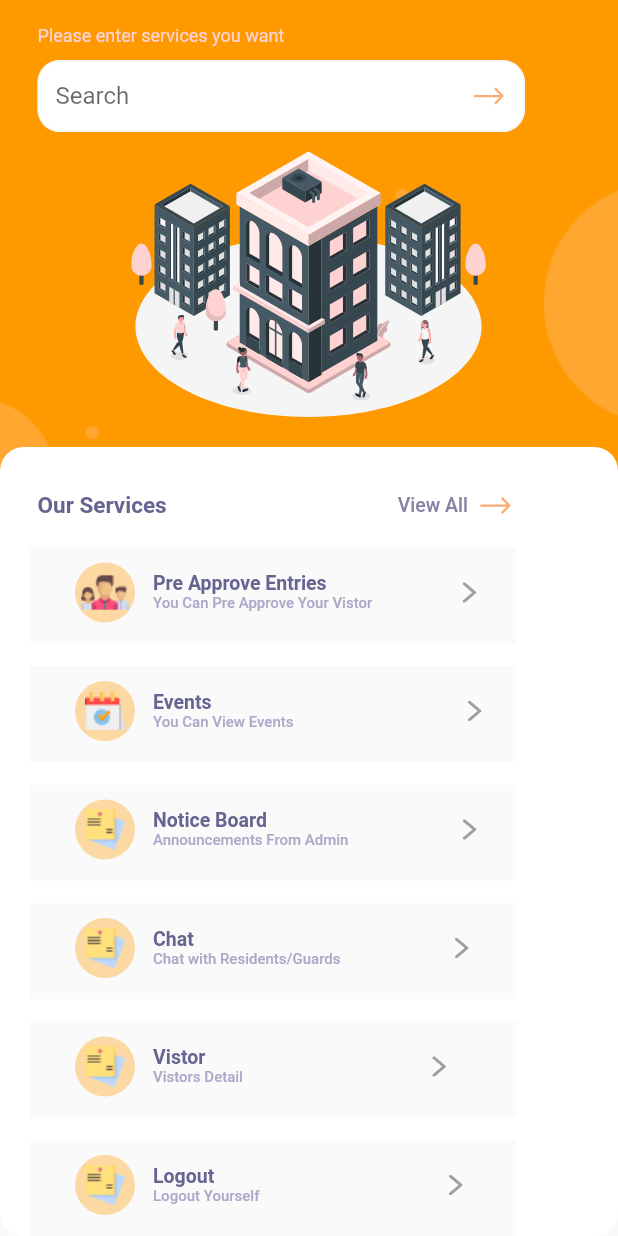
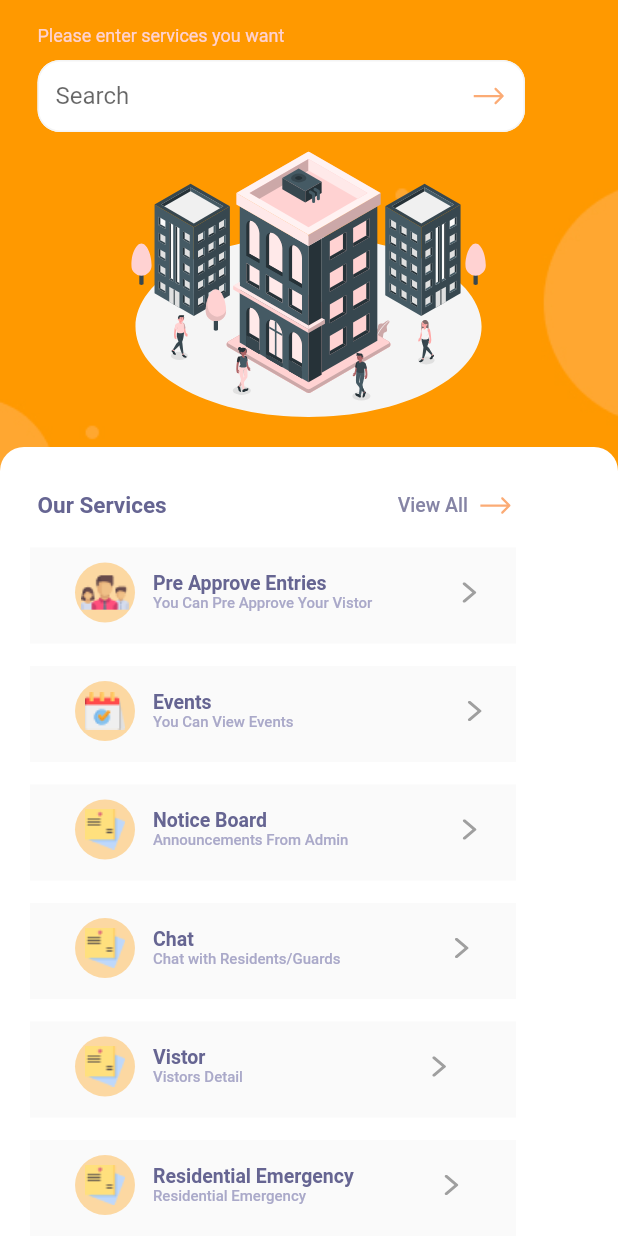
Before and after one commit to fuzail14/GateKepeerApp-2-27-2023, a Flutter app: the HomeScreen screen opened by its route, scrolled down 142 dp, on a phone screen of 412 x 824 dp. Run offline on Flutter 3.47's test engine with Material 2 defaults, Android fonts, the phone set to English and light mode, and no system bars; our stand-ins replace awesome_dialog, badges, firebase_core, firebase_messaging, flutter_local_notifications, flutter_svg and 6 more; missing offline and left inert: pusher_client; accounts and stored records are empty; Roboto replaces fonts that are missing (Ubuntu); project files that could hold a hidden picture were left out.

Commit message:
5-27-2023

```diff
--- a/lib/Module/HomeScreen/View/home_screen.dart
+++ b/lib/Module/HomeScreen/View/home_screen.dart
@@ -674,7 +674,6 @@ class HomeScreen extends StatelessWidget {
                         ),
                         GestureDetector(
                           onTap: () {
-
                             Get.offNamed(vistorDetailScreen,
                                 arguments: controller.user);
                           },
@@ -731,6 +730,75 @@ class HomeScreen extends StatelessWidget {
                                             child: SvgPicture.asset(
                                                 'assets/greaterthan.svg'),
                                           )
+                                        ],
+                                      ),
+                                    ),
+                                  ],
+                                ),
+                              ),
+                            ),
+                          ),
+                        ),
+                        SizedBox(
+                          height: 15,
+                        ),
+                        GestureDetector(
+                          onTap: () {
+                            Get.offNamed(residentialEmergencyScreen,
+                                arguments: controller.user);
+                          },
+                          child: Padding(
+                            padding: EdgeInsets.only(left: 20),
+                            child: SizedBox(
+                              height: 64,
+                              width: 324,
+                              child: Container(
+                                decoration:
+                                    BoxDecoration(color: HexColor('#FAFAFA')),
+                                child: Column(
+                                  crossAxisAlignment: CrossAxisAlignment.start,
+                                  children: [
+                                    Padding(
+                                      padding:
+                                          EdgeInsets.only(left: 30, top: 10),
+                                      child: Row(
+                                        children: [
+                                          CircleAvatar(
+                                              maxRadius: 20,
+                                              backgroundColor: Color.fromRGBO(
+                                                  255, 153, 0, 0.35),
+                                              child: Image.asset(
+                                                  'assets/noticeboard.png')),
+                                          SizedBox(
+                                            width: 12,
+                                          ),
+                                          Column(
+                                            crossAxisAlignment:
+                                                CrossAxisAlignment.start,
+                                            children: [
+                                              Text(
+                                                'Residential Emergency',
+                                                style: GoogleFonts.ubuntu(
+                                                    fontStyle: FontStyle.normal,
+                                                    fontWeight: FontWeight.w700,
+                                                    fontSize: 13,
+                                                    color: HexColor('#666592')),
+                                              ),
+                                              Text(
+                                                'Residential Emergency',
+                                                style: GoogleFonts.ubuntu(
+                                                    fontStyle: FontStyle.normal,
+                                                    fontWeight: FontWeight.w500,
+                                                    fontSize: 10,
+                                                    color: HexColor('#AAA9C9')),
+                                              ),
+                                            ],
+                                          ),
+                                          SizedBox(
+                                            width: 60,
+                                          ),
+                                          SvgPicture.asset(
+                                              'assets/greaterthan.svg')
                                         ],
                                       ),
                                     ),
--- a/lib/Routes/screen_binding.dart
+++ b/lib/Routes/screen_binding.dart
@@ -21,6 +21,7 @@ import '../Module/Pre Approve Entry Notifications/View/pre_approve_entry_notific
 
 import '../Module/Pre Approved Guests/View/pre_approved_guests.dart';
 import '../Module/ReportToAdmin/View/report_to_admin_screen.dart';
+import '../Module/Residental Emergency/View/residential_emergency_screen.dart';
 import '../Module/Service Provider Check Out/View/service_provider_check_out.dart';
 import '../Module/Vistor Detail/View/vistor_detail_screen.dart';
 import '../Splash/View/splash_screen.dart';
@@ -52,5 +53,8 @@ class ScreenBindings extends Bindings {
     Get.lazyPut(() => AudioCallScreen());
     Get.lazyPut(() => VistorDetailScreen());
     Get.lazyPut(() => AddVistorDetailScreen());
+    Get.lazyPut(() => ResidentialEmergencyScreen());
+
+
   }
 }
--- a/lib/Routes/set_routes.dart
+++ b/lib/Routes/set_routes.dart
@@ -26,3 +26,4 @@ const String neighbourchatscreen = '/NeighbourChatScreen';
 const String audiocallscreen = '/AudioCallScreen';
 const String vistorDetailScreen = '/VistorDetailScreen';
 const String addVistorDetailScreen = '/AddVistorDetailScreen';
+const String residentialEmergencyScreen = '/ResidentialEmergencyScreen';
```
Also changed, not shown: lib/Constants/api_routes.dart (+9 -7 lines), lib/Module/Pre Approve Entry Residents/View/pre_approve_entry_residents.dart (+39 -43 lines), lib/Module/Residental Emergency/Controller/residential_emergency_controller.dart (added, +40 -0 lines), lib/Module/Residental Emergency/Model/Residentialemergency.dart (added, +134 -0 lines), lib/Module/Residental Emergency/View/residential_emergency_screen.dart (added, +207 -0 lines), lib/Routes/routes_managment.dart (+9 -0 lines), 1 other file.
